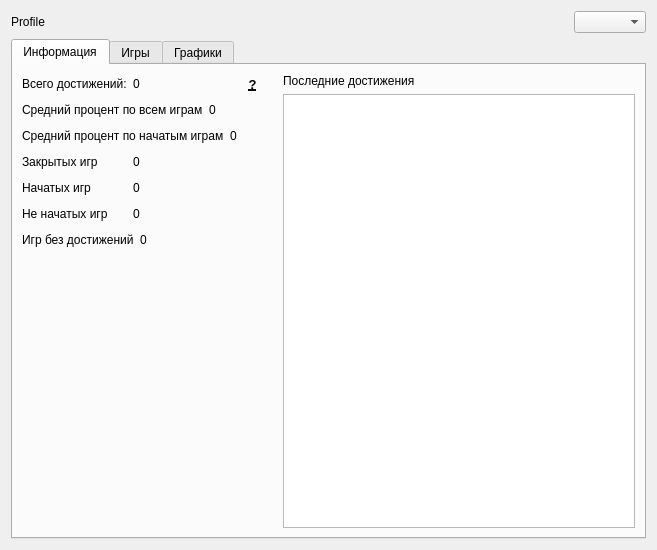
Old version of the form AraSteamManager/forms/main/formstatistics.ui in the repository Arankir/AraSteamManager.
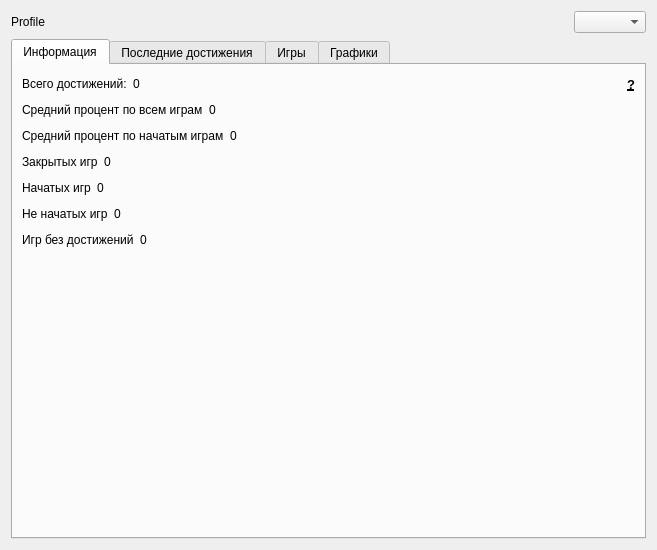
New version of the form. The open tabs and pages were chosen to show the change. Custom widgets are drawn as their Qt base class.

```diff
--- a/AraSteamManager/forms/main/formstatistics.ui
+++ b/AraSteamManager/forms/main/formstatistics.ui
@@ -50,8 +50,6 @@
       <attribute name="title">
        <string>Информация</string>
       </attribute>
-      <layout class="QHBoxLayout" name="horizontalLayout_9">
-       <item>
         <layout class="QVBoxLayout" name="verticalLayout_2">
          <item>
           <layout class="QHBoxLayout" name="horizontalLayout_3">
@@ -64,6 +62,12 @@
            </item>
            <item>
             <widget class="LabelValue" name="labelSumAchievementsValue">
+           <property name="sizePolicy">
+            <sizepolicy hsizetype="Maximum" vsizetype="Preferred">
+             <horstretch>0</horstretch>
+             <verstretch>0</verstretch>
+            </sizepolicy>
+           </property>
              <property name="text">
               <string notr="true">0</string>
              </property>
@@ -75,7 +79,7 @@
               <enum>Qt::Horizontal</enum>
              </property>
              <property name="sizeType">
-              <enum>QSizePolicy::Preferred</enum>
+            <enum>QSizePolicy::Expanding</enum>
              </property>
              <property name="sizeHint" stdset="0">
               <size>
@@ -87,6 +91,12 @@
            </item>
            <item>
             <widget class="QLabel" name="label">
+           <property name="sizePolicy">
+            <sizepolicy hsizetype="Maximum" vsizetype="Preferred">
+             <horstretch>0</horstretch>
+             <verstretch>0</verstretch>
+            </sizepolicy>
+           </property>
              <property name="font">
               <font>
                <pointsize>10</pointsize>
@@ -118,6 +128,12 @@
            </item>
            <item>
             <widget class="LabelValue" name="labelAverageAllGamesValue">
+           <property name="sizePolicy">
+            <sizepolicy hsizetype="Maximum" vsizetype="Preferred">
+             <horstretch>0</horstretch>
+             <verstretch>0</verstretch>
+            </sizepolicy>
+           </property>
              <property name="text">
               <string>0</string>
              </property>
@@ -129,7 +145,7 @@
               <enum>Qt::Horizontal</enum>
              </property>
              <property name="sizeType">
-              <enum>QSizePolicy::Preferred</enum>
+            <enum>QSizePolicy::Expanding</enum>
              </property>
              <property name="sizeHint" stdset="0">
               <size>
@@ -163,7 +179,7 @@
               <enum>Qt::Horizontal</enum>
              </property>
              <property name="sizeType">
-              <enum>QSizePolicy::Preferred</enum>
+            <enum>QSizePolicy::Expanding</enum>
              </property>
              <property name="sizeHint" stdset="0">
               <size>
@@ -179,6 +195,12 @@
           <layout class="QHBoxLayout" name="horizontalLayout_2">
            <item>
             <widget class="QLabel" name="label_4">
+           <property name="sizePolicy">
+            <sizepolicy hsizetype="Maximum" vsizetype="Preferred">
+             <horstretch>0</horstretch>
+             <verstretch>0</verstretch>
+            </sizepolicy>
+           </property>
              <property name="text">
               <string>Закрытых игр</string>
              </property>
@@ -186,6 +208,12 @@
            </item>
            <item>
             <widget class="LabelValue" name="labelCompletedGamesValue">
+           <property name="sizePolicy">
+            <sizepolicy hsizetype="Maximum" vsizetype="Preferred">
+             <horstretch>0</horstretch>
+             <verstretch>0</verstretch>
+            </sizepolicy>
+           </property>
              <property name="text">
               <string>0</string>
              </property>
@@ -197,7 +225,7 @@
               <enum>Qt::Horizontal</enum>
              </property>
              <property name="sizeType">
-              <enum>QSizePolicy::Preferred</enum>
+            <enum>QSizePolicy::Expanding</enum>
              </property>
              <property name="sizeHint" stdset="0">
               <size>
@@ -213,6 +241,12 @@
           <layout class="QHBoxLayout" name="horizontalLayout_6">
            <item>
             <widget class="QLabel" name="label_6">
+           <property name="sizePolicy">
+            <sizepolicy hsizetype="Maximum" vsizetype="Preferred">
+             <horstretch>0</horstretch>
+             <verstretch>0</verstretch>
+            </sizepolicy>
+           </property>
              <property name="text">
               <string>Начатых игр</string>
              </property>
@@ -220,6 +254,12 @@
            </item>
            <item>
             <widget class="LabelValue" name="labelStartedGamesValue">
+           <property name="sizePolicy">
+            <sizepolicy hsizetype="Maximum" vsizetype="Preferred">
+             <horstretch>0</horstretch>
+             <verstretch>0</verstretch>
+            </sizepolicy>
+           </property>
              <property name="text">
               <string>0</string>
              </property>
@@ -231,7 +271,7 @@
               <enum>Qt::Horizontal</enum>
              </property>
              <property name="sizeType">
-              <enum>QSizePolicy::Preferred</enum>
+            <enum>QSizePolicy::Expanding</enum>
              </property>
              <property name="sizeHint" stdset="0">
               <size>
@@ -247,6 +287,12 @@
           <layout class="QHBoxLayout" name="horizontalLayout_7">
            <item>
             <widget class="QLabel" name="label_8">
+           <property name="sizePolicy">
+            <sizepolicy hsizetype="Maximum" vsizetype="Preferred">
+             <horstretch>0</horstretch>
+             <verstretch>0</verstretch>
+            </sizepolicy>
+           </property>
              <property name="text">
               <string>Не начатых игр</string>
              </property>
@@ -254,6 +300,12 @@
            </item>
            <item>
             <widget class="LabelValue" name="labelNotStartedGamesValue">
+           <property name="sizePolicy">
+            <sizepolicy hsizetype="Maximum" vsizetype="Preferred">
+             <horstretch>0</horstretch>
+             <verstretch>0</verstretch>
+            </sizepolicy>
+           </property>
              <property name="text">
               <string>0</string>
              </property>
@@ -265,7 +317,7 @@
               <enum>Qt::Horizontal</enum>
              </property>
              <property name="sizeType">
-              <enum>QSizePolicy::Preferred</enum>
+            <enum>QSizePolicy::Expanding</enum>
              </property>
              <property name="sizeHint" stdset="0">
               <size>
@@ -288,6 +340,12 @@
            </item>
            <item>
             <widget class="LabelValue" name="labelNoAchievementsGamesValue">
+           <property name="sizePolicy">
+            <sizepolicy hsizetype="Maximum" vsizetype="Preferred">
+             <horstretch>0</horstretch>
+             <verstretch>0</verstretch>
+            </sizepolicy>
+           </property>
              <property name="text">
               <string>0</string>
              </property>
@@ -299,7 +357,7 @@
               <enum>Qt::Horizontal</enum>
              </property>
              <property name="sizeType">
-              <enum>QSizePolicy::Preferred</enum>
+            <enum>QSizePolicy::Expanding</enum>
              </property>
              <property name="sizeHint" stdset="0">
               <size>
@@ -319,26 +377,33 @@
            <property name="sizeHint" stdset="0">
             <size>
              <width>20</width>
-             <height>40</height>
+           <height>253</height>
             </size>
            </property>
           </spacer>
          </item>
         </layout>
-       </item>
-       <item>
-        <layout class="QVBoxLayout" name="verticalLayout_10">
-         <item>
-          <widget class="QLabel" name="label_3">
-           <property name="text">
+     </widget>
+     <widget class="QWidget" name="tab_4">
+      <attribute name="title">
             <string>Последние достижения</string>
-           </property>
-          </widget>
-         </item>
+      </attribute>
+      <layout class="QVBoxLayout" name="verticalLayout_6">
          <item>
           <widget class="QTableView" name="tableViewLastAchievements"/>
          </item>
-        </layout>
+       <item>
+        <spacer name="verticalSpacer_2">
+         <property name="orientation">
+          <enum>Qt::Vertical</enum>
+         </property>
+         <property name="sizeHint" stdset="0">
+          <size>
+           <width>20</width>
+           <height>40</height>
+          </size>
+         </property>
+        </spacer>
        </item>
       </layout>
      </widget>
@@ -427,16 +492,16 @@
   </layout>
  </widget>
  <customwidgets>
-  <customwidget>
-   <class>QChartView</class>
-   <extends>QGraphicsView</extends>
-   <header>QtCharts/QtCharts</header>
-  </customwidget>
   <customwidget>
    <class>LabelValue</class>
    <extends>QLabel</extends>
    <header>subWidgets/labels/labelvalue.h</header>
   </customwidget>
+  <customwidget>
+   <class>QChartView</class>
+   <extends>QGraphicsView</extends>
+   <header>QtCharts/QtCharts</header>
+  </customwidget>
   <customwidget>
    <class>ComboBoxFriends</class>
    <extends>QComboBox</extends>
```
Left out of the diff: 32 changed lines with no effect on the pictures. Lines whose indentation alone changed are shown as unchanged.
